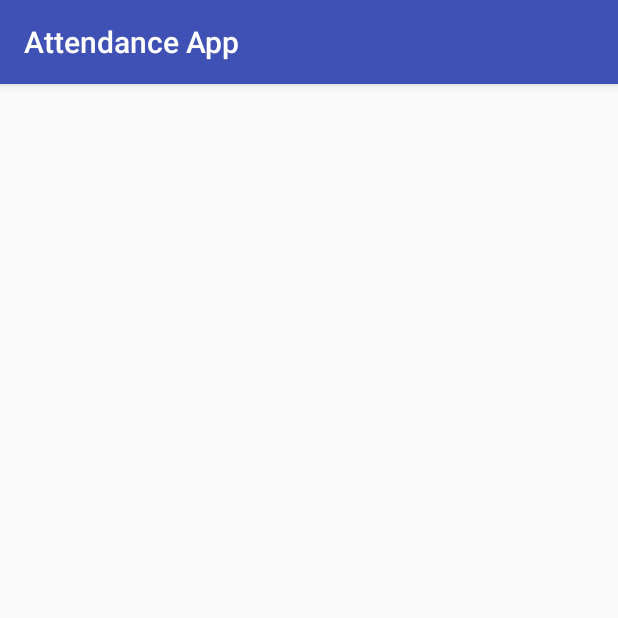
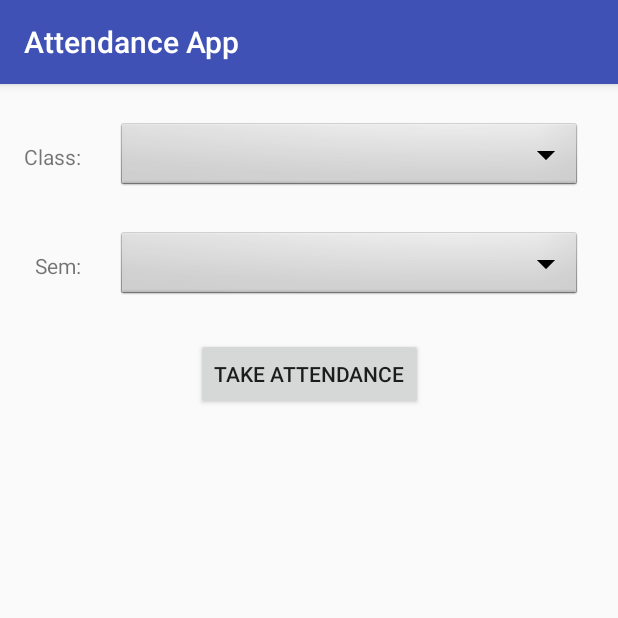
Before and after one commit to SAM33RG/AttendanceApp, an Android app: the TakeAttendanceAcitivity screen opened directly, with no data from a screen before it, on a phone screen of 412 x 824 dp, the top half of it. Run offline under Robolectric (Android 15) with nearby library versions, the phone set to English and light mode, and no system bars; our stand-ins replace Firebase (no records; nobody signed in at launch, a user with empty details on screens opened directly).

Commit message:
added sem data for take attendance

```diff
--- a/app/src/main/java/app/attendanceapp/attendanceapp/DeleteStudentsShowClass.java
+++ b/app/src/main/java/app/attendanceapp/attendanceapp/DeleteStudentsShowClass.java
@@ -26,8 +26,6 @@
     FirebaseDatabase database;
     DatabaseReference myRef, semRef;
     ArrayList<String>nameList, semList;
-    /*RecyclerView recyclerView;
-    AllClassesAdapter adapter;*/
     Spinner classSpinner, semSpinner;
     ArrayAdapter<String> adapter, adapterForSem;
     String className, semName;
@@ -46,12 +44,6 @@
 
         nameList = new ArrayList<>();
         semList = new ArrayList<>();
-        //nameList.add("123");
-        /*recyclerView =  (RecyclerView) findViewById(R.id.all_classes_recyler);
-        recyclerView.setHasFixedSize(false);
-        recyclerView.setLayoutManager(new LinearLayoutManager(this));
-        adapter =  new AllClassesAdapter(this,nameList,"add student");
-        recyclerView.setAdapter(adapter);*/
 
         classSpinner = (Spinner) findViewById(R.id.class_spinner);
         semSpinner = (Spinner) findViewById(R.id.sem_spinner);
--- a/app/src/main/java/app/attendanceapp/attendanceapp/TakeAttendanceAcitivity.java
+++ b/app/src/main/java/app/attendanceapp/attendanceapp/TakeAttendanceAcitivity.java
@@ -1,9 +1,15 @@
 package app.attendanceapp.attendanceapp;
 
+import android.content.Intent;
 import android.support.v7.app.AppCompatActivity;
 import android.os.Bundle;
 import android.support.v7.widget.LinearLayoutManager;
 import android.support.v7.widget.RecyclerView;
+import android.view.View;
+import android.widget.AdapterView;
+import android.widget.ArrayAdapter;
+import android.widget.Button;
+import android.widget.Spinner;
 import android.widget.Toast;
 
 import com.google.firebase.auth.FirebaseAuth;
@@ -19,34 +25,51 @@
 public class TakeAttendanceAcitivity extends AppCompatActivity {
 
     FirebaseDatabase database;
-    DatabaseReference myRef;
-    ArrayList<String> nameList;
-    RecyclerView recyclerView;
-    AllClassesAdapter adapter;
+    DatabaseReference myRef, semRef;
+    ArrayList<String>nameList, semList;
+    /*RecyclerView recyclerView;
+    AllClassesAdapter adapter;*/
+    Spinner classSpinner, semSpinner;
+    ArrayAdapter<String> adapter, adapterForSem;
+    String className, semName;
+    Button addData;
 
     @Override
     protected void onCreate(Bundle savedInstanceState) {
         super.onCreate(savedInstanceState);
         setContentView(R.layout.activity_take_attendance_acitivity);
-
         database = FirebaseDatabase.getInstance();
         myRef = database.getReference("class");
+        semRef = database.getReference("class");
+
         nameList = new ArrayList<>();
-        //nameList.add("123");
-        recyclerView =  (RecyclerView) findViewById(R.id.all_classes_recyler);
-        recyclerView.setHasFixedSize(false);
-        recyclerView.setLayoutManager(new LinearLayoutManager(this));
-        adapter =  new AllClassesAdapter(this,nameList,"take attendance");
-        recyclerView.setAdapter(adapter);
+        semList = new ArrayList<>();
 
-        myRef.child("users").child(FirebaseAuth.getInstance().getUid()).child("class").child("sem").addChildEventListener(new ChildEventListener() {
+        classSpinner = (Spinner) findViewById(R.id.class_spinner);
+        semSpinner = (Spinner) findViewById(R.id.sem_spinner);
+        adapter = new ArrayAdapter<>(this, android.R.layout.simple_spinner_dropdown_item, nameList);
+        adapterForSem = new ArrayAdapter<>(this, android.R.layout.simple_spinner_dropdown_item, semList);
+        semSpinner.setAdapter(adapterForSem);
+        addData = (Button) findViewById(R.id.add_data);
+        addData.setOnClickListener(new View.OnClickListener() {
+            @Override
+            public void onClick(View view) {
+
+                startActivity(new Intent(getApplicationContext(),TakeStudentAttendanceActivity.class).putExtra("className",className).putExtra("sem",semName));
+            }
+        });
+
+
+
+        myRef.child("users").child(FirebaseAuth.getInstance().getUid()).child("class").addChildEventListener(new ChildEventListener() {
             @Override
             public void onChildAdded(DataSnapshot dataSnapshot, String s) {
-                Map<String, String> map= (Map <String, String>) dataSnapshot.getValue();
-                nameList.add(map.get("name"));
+                // Map<String, String> map= (Map <String, String>) dataSnapshot.getValue();
+                nameList.add(dataSnapshot.getKey());
+                className =  dataSnapshot.getKey();
                 adapter.notifyDataSetChanged();
-                recyclerView.setAdapter(adapter);
-               // Toast.makeText(getApplicationContext(),"found",Toast.LENGTH_SHORT).show();
+                classSpinner.setAdapter(adapter);
+                // Toast.makeText(getApplicationContext(),"found",Toast.LENGTH_SHORT).show();
             }
 
             @Override
@@ -69,6 +92,62 @@
 
             }
         });
+
+        classSpinner.setOnItemSelectedListener(new AdapterView.OnItemSelectedListener() {
+            @Override
+            public void onItemSelected(AdapterView<?> adapterView, View view, int position, long l) {
+                semList.clear();
+                semRef.child("users").child(FirebaseAuth.getInstance().getUid()).child("class").child(nameList.get(position)).child("sem").addChildEventListener(new ChildEventListener() {
+                    @Override
+                    public void onChildAdded(DataSnapshot dataSnapshot, String s) {
+                        Map<String, String> map= (Map <String, String>) dataSnapshot.getValue();
+                        semList.add(map.get("sem"));
+                        adapterForSem.notifyDataSetChanged();
+                        semSpinner.setAdapter(adapterForSem);
+                        // Toast.makeText(getApplicationContext(),"found",Toast.LENGTH_SHORT).show();
+                    }
+
+                    @Override
+                    public void onChildChanged(DataSnapshot dataSnapshot, String s) {
+
+                    }
+
+                    @Override
+                    public void onChildRemoved(DataSnapshot dataSnapshot) {
+
+                    }
+
+                    @Override
+                    public void onChildMoved(DataSnapshot dataSnapshot, String s) {
+
+                    }
+
+                    @Override
+                    public void onCancelled(DatabaseError databaseError) {
+
+                    }
+                });
+            }
+
+            @Override
+            public void onNothingSelected(AdapterView<?> adapterView) {
+
+            }
+
+
+        });
+
+        semSpinner.setOnItemSelectedListener(new AdapterView.OnItemSelectedListener() {
+            @Override
+            public void onItemSelected(AdapterView<?> adapterView, View view, int position, long l) {
+                semName = semList.get(position);
+            }
+
+            @Override
+            public void onNothingSelected(AdapterView<?> adapterView) {
+
+            }
+        });
     }
 
 }
--- a/app/src/main/java/app/attendanceapp/attendanceapp/TakeStudentAttendanceActivity.java
+++ b/app/src/main/java/app/attendanceapp/attendanceapp/TakeStudentAttendanceActivity.java
@@ -27,7 +27,7 @@
 
     Bundle bundle;
     Button addToFirebase;
-    String name;
+    String name, sem;
     FirebaseDatabase database;
     DatabaseReference myRef;
     DatabaseReference attendanceRef;
@@ -51,7 +51,8 @@
 
         bundle = getIntent().getExtras();
         name = bundle.getString("className");
-        attendanceRef = database.getReference("attendance").child("users").child(FirebaseAuth.getInstance().getUid()).child("class").child(name);
+        sem = bundle.getString("sem");
+        attendanceRef = database.getReference("attendance").child("users").child(FirebaseAuth.getInstance().getUid()).child("class").child(name).child("sem").child(sem);
 
 
         sumbit =  (Button) findViewById(R.id.take_student_attendace_send_to_firebase);
@@ -104,7 +105,7 @@
         });
 
 
-        myRef.child("users").child(FirebaseAuth.getInstance().getUid()).child("class").child(name).child("data").addChildEventListener(new ChildEventListener() {
+        myRef.child("users").child(FirebaseAuth.getInstance().getUid()).child("class").child(name).child("sem").child(sem).child("data").addChildEventListener(new ChildEventListener() {
             @Override
             public void onChildAdded(DataSnapshot dataSnapshot, String s) {
                 Toast.makeText(getApplicationContext(),"value add success\nnew student can be added",Toast.LENGTH_LONG).show();
--- a/app/src/main/res/layout/activity_take_attendance_acitivity.xml
+++ b/app/src/main/res/layout/activity_take_attendance_acitivity.xml
@@ -5,13 +5,59 @@
     android:layout_width="match_parent"
     android:layout_height="match_parent"
     tools:context=".TakeAttendanceAcitivity">
-    <android.support.v7.widget.RecyclerView
-        android:id="@+id/all_classes_recyler"
-        android:layout_width="match_parent"
-        android:layout_height="match_parent"
-        app:layout_constraintBottom_toBottomOf="parent"
+    <Spinner
+        android:id="@+id/class_spinner"
+        android:layout_width="0dp"
+        android:layout_height="wrap_content"
+        android:layout_marginEnd="24dp"
+        android:layout_marginStart="24dp"
+        android:layout_marginTop="24dp"
+        android:background="@android:drawable/btn_dropdown"
+        android:spinnerMode="dropdown"
+        app:layout_constraintEnd_toEndOf="parent"
+        app:layout_constraintStart_toEndOf="@+id/TV"
+        app:layout_constraintTop_toTopOf="parent" />
+
+    <TextView
+        android:id="@+id/TV"
+        android:layout_width="wrap_content"
+        android:layout_height="wrap_content"
+        android:layout_marginStart="16dp"
+        android:text="Class:"
+        app:layout_constraintBottom_toBottomOf="@+id/class_spinner"
+        app:layout_constraintStart_toStartOf="parent"
+        app:layout_constraintTop_toTopOf="@+id/class_spinner" />
+
+    <TextView
+        android:id="@+id/textView15"
+        android:layout_width="wrap_content"
+        android:layout_height="wrap_content"
+        android:text="Sem:"
+        app:layout_constraintBottom_toBottomOf="@+id/sem_spinner"
+        app:layout_constraintEnd_toEndOf="@+id/TV"
+        app:layout_constraintTop_toTopOf="@+id/sem_spinner" />
+
+    <Spinner
+        android:id="@+id/sem_spinner"
+        android:layout_width="0dp"
+        android:layout_height="wrap_content"
+        android:layout_marginEnd="24dp"
+        android:layout_marginStart="24dp"
+        android:layout_marginTop="24dp"
+        android:background="@android:drawable/btn_dropdown"
+        android:spinnerMode="dropdown"
+        app:layout_constraintEnd_toEndOf="parent"
+        app:layout_constraintStart_toEndOf="@+id/textView15"
+        app:layout_constraintTop_toBottomOf="@+id/class_spinner" />
+
+    <Button
+        android:id="@+id/add_data"
+        android:layout_width="wrap_content"
+        android:layout_height="wrap_content"
+        android:layout_marginTop="24dp"
+        android:text="Take Attendance"
         app:layout_constraintEnd_toEndOf="parent"
         app:layout_constraintStart_toStartOf="parent"
-        app:layout_constraintTop_toTopOf="parent" />
+        app:layout_constraintTop_toBottomOf="@+id/sem_spinner" />
 
 </android.support.constraint.ConstraintLayout>
```
